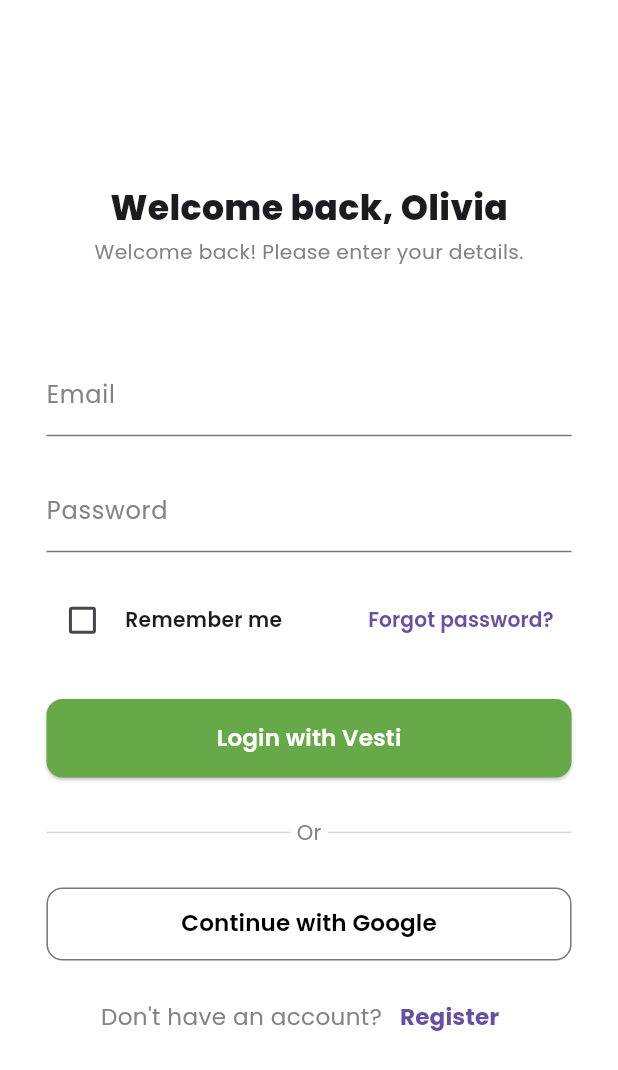
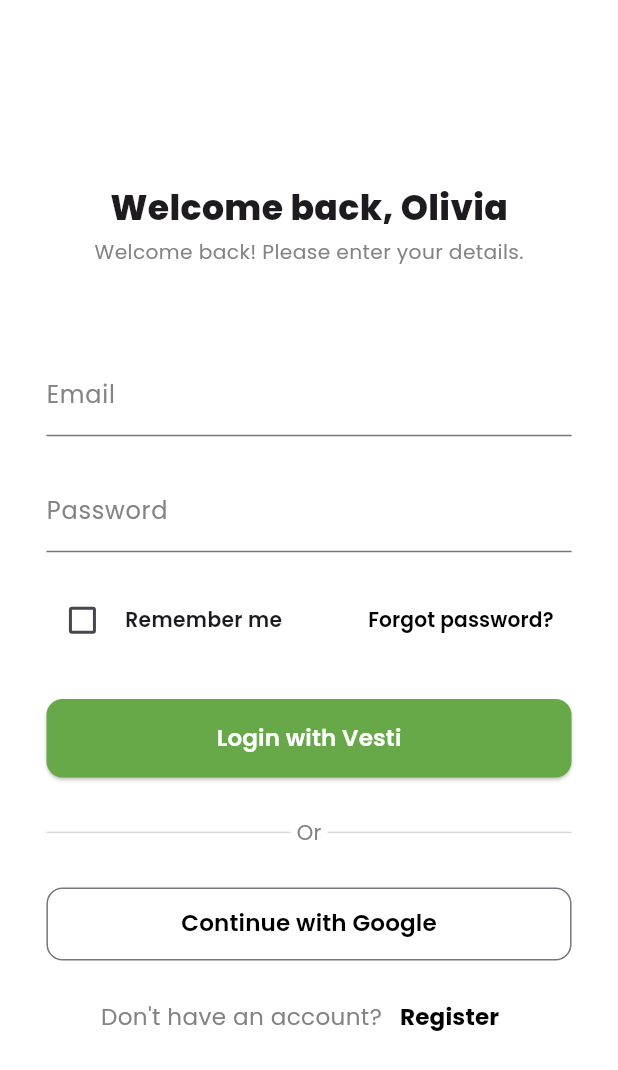
Before and after one commit to obasanmichael/Vesti_project, a Flutter app: the AuthScreen screen opened by its route, on a phone screen of 412 x 824 dp. Shown: the top 1070 px of the screen. Run offline on Flutter 3.47's test engine with Material 3 defaults, Android fonts, the phone set to English and light mode, and no system bars; our stand-ins replace flutter_screenutil, go_router, google_fonts, smooth_page_indicator.

Commit message:
made little changes in font colors

```diff
--- a/lib/screens/auth/auth.dart
+++ b/lib/screens/auth/auth.dart
@@ -92,7 +92,8 @@ class _AuthScreenState extends State<AuthScreen> {
                                   'Forgot password?',
                                   style: TextStyle(
                                       fontWeight: FontWeight.w600,
-                                      fontSize: 14.sp),
+                                      fontSize: 14.sp,
+                                      color: Colors.black),
                                 ))
                           ],
                         )
@@ -151,7 +152,9 @@ class _AuthScreenState extends State<AuthScreen> {
                         child: Text(
                           _isLogin ? 'Register' : 'Login',
                           style: TextStyle(
-                              fontWeight: FontWeight.w700, fontSize: 16.sp),
+                              fontWeight: FontWeight.w700,
+                              fontSize: 16.sp,
+                              color: Colors.black),
                         ),
                       )
                     ],
```
